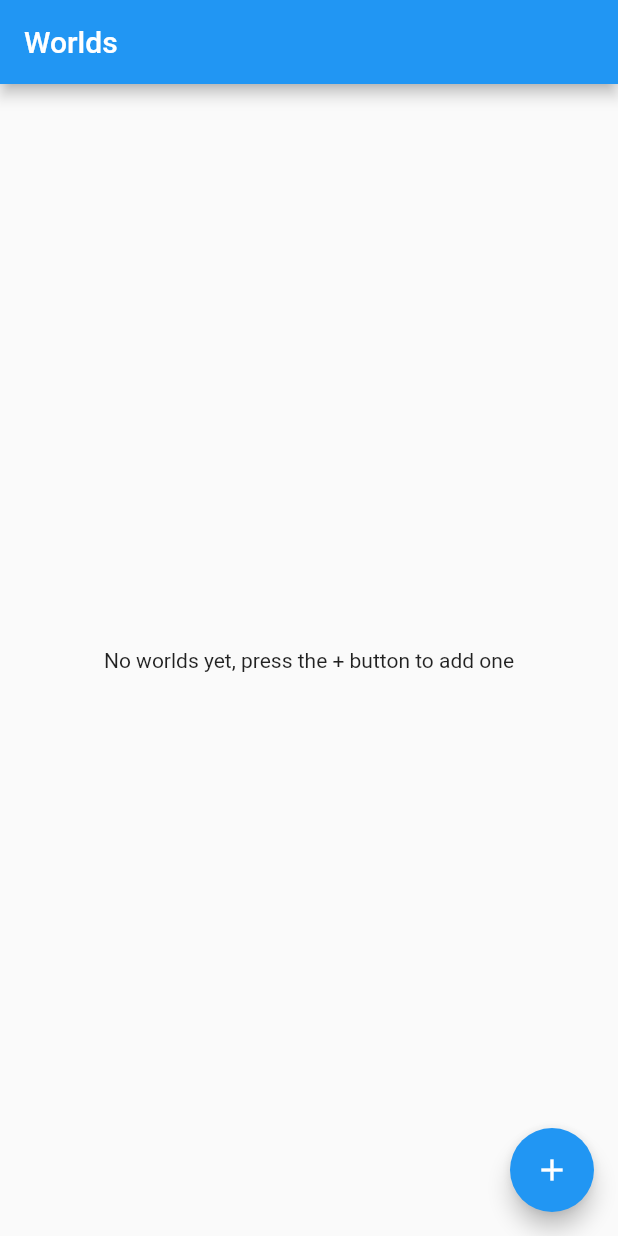
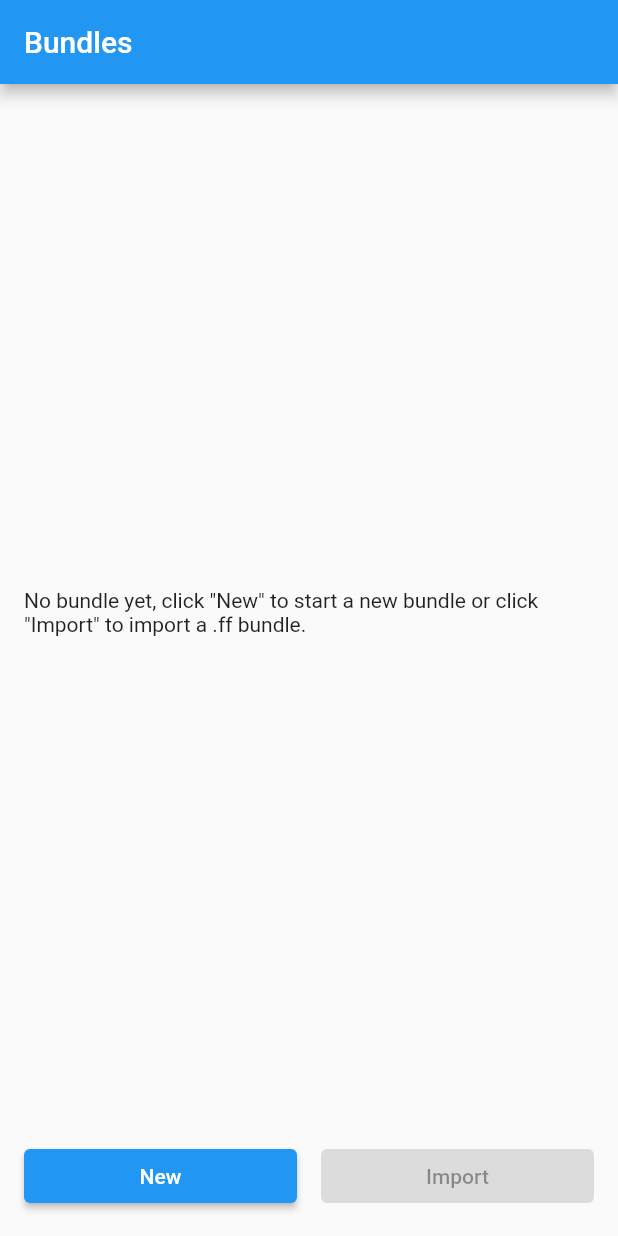
Before and after one commit to ademar111190/ff-data-manager, a Flutter app: the screen it shows after launch, on a phone screen of 412 x 824 dp. Run offline on Flutter 3.47's test engine with Material 2 defaults, Android fonts, the phone set to English and light mode, and no system bars; our stand-ins replace flutter_bloc; generated files the repository leaves out were written again.

Commit message:
Create bundle initial logic

```diff
--- a/lib/app.dart
+++ b/lib/app.dart
@@ -1,6 +1,6 @@
 import 'package:datamanager/l10n/build_context_localizations.dart';
 import 'package:datamanager/l10n/locales.dart';
-import 'package:datamanager/page/world/world_page.dart';
+import 'package:datamanager/page/bundle/bundle_page.dart';
 import 'package:flutter/material.dart';
 
 class DataManagerApp extends StatelessWidget {
@@ -17,7 +17,7 @@ class DataManagerApp extends StatelessWidget {
       theme: ThemeData(
         primarySwatch: Colors.blue,
       ),
-      home: const WorldPage(),
+      home: const BundlePage(),
     );
   }
 }
--- /dev/null
+++ b/lib/bloc/bundle/bundle_bloc.dart
@@ -0,0 +1,18 @@
+import 'package:datamanager/bloc/bundle/bundle_state.dart';
+import 'package:datamanager/data/bundle.dart';
+import 'package:flutter_bloc/flutter_bloc.dart';
+
+class BundleBloc extends Cubit<BundleState> {
+  BundleBloc() : super(BundleState.initial());
+
+  bool nameInUse(String name) => state.bundles.any((e) => e.name == name);
+
+  Future<void> createBundle(String name) async {
+    emit(state.copyWith(
+      bundles: [
+        ...state.bundles,
+        Bundle(name),
+      ],
+    ));
+  }
+}
--- /dev/null
+++ b/lib/bloc/bundle/bundle_state.dart
@@ -0,0 +1,19 @@
+import 'package:datamanager/data/bundle.dart';
+
+class BundleState {
+  final List<Bundle> bundles;
+
+  const BundleState(
+    this.bundles,
+  );
+
+  factory BundleState.initial() => const BundleState([]);
+
+  BundleState copyWith({
+    List<Bundle>? bundles,
+  }) {
+    return BundleState(
+      bundles ?? this.bundles,
+    );
+  }
+}
--- /dev/null
+++ b/lib/data/bundle.dart
@@ -0,0 +1,11 @@
+import 'package:datamanager/data/world.dart';
+
+class Bundle {
+  final String name;
+  final List<World> worlds;
+
+  const Bundle(
+    this.name, {
+    this.worlds = const [],
+  });
+}
--- a/lib/l10n/app_en.arb
+++ b/lib/l10n/app_en.arb
@@ -6,17 +6,16 @@
   "localized_text_item_dialog_text": "Text",
   "localized_text_item_dialog_action_cancel": "Cancel",
   "localized_text_item_dialog_action_confirm": "Save",
-  "home_page_title": "Fantastic Football Data Manager",
-  "home_page_counter": "{times,plural, =0{You haven't pushed the button yet} =1{You have pushed the button one time} other{You have pushed the button {times} times}",
-  "@home_page_counter": {
-    "placeholders": {
-      "times": {
-        "type": "int",
-        "example": "2"
-      }
-    }
-  },
-  "home_page_increment": "Increment",
+  "bundle_page_title": "Bundles",
+  "bundle_page_empty": "No bundle yet, click \"New\" to start a new bundle or click \"Import\" to import a .ff bundle.",
+  "bundle_page_action_new": "New",
+  "bundle_page_action_import": "Import",
+  "bundle_page_new_name_title": "Choose a name for your new bundle",
+  "bundle_creation_dialog_name_label": "Bundle name",
+  "bundle_page_new_name_error_empty": "Please enter a name",
+  "bundle_page_new_name_error_used": "This name is already used",
+  "bundle_page_new_name_action_cancel": "Cancel",
+  "bundle_page_new_name_action_continue": "Continue",
   "world_page_title": "Worlds",
   "world_page_empty": "No worlds yet, press the + button to add one",
   "world_page_limit": "Max number of worlds reached",
--- a/lib/l10n/app_pt.arb
+++ b/lib/l10n/app_pt.arb
@@ -6,17 +6,16 @@
   "localized_text_item_dialog_text": "Texto",
   "localized_text_item_dialog_action_cancel": "Cancelar",
   "localized_text_item_dialog_action_confirm": "Salvar",
-  "home_page_title": "Gerenciador de dados do Futebol Fantástico",
-  "home_page_counter": "{times,plural, =0{Você não pressionou o botão ainda} =1{Você pressionou o botão uma vez} other{Você pressionou o botão {times} vezes}",
-  "@home_page_counter": {
-    "placeholders": {
-      "times": {
-        "type": "int",
-        "example": "2"
-      }
-    }
-  },
-  "home_page_increment": "Incrementar",
+  "bundle_page_title": "Pacotes",
+  "bundle_page_empty": "Nenhum pacote ainda, toque em \"Novo\" para criar um novo pacote ou em \"Importar\" para importar um pacote em formato .ff.",
+  "bundle_page_action_new": "Novo",
+  "bundle_page_action_import": "Importar",
+  "bundle_page_new_name_title": "Escolha um novo nome para o pacote",
+  "bundle_creation_dialog_name_label": "Nome do pacote",
+  "bundle_page_new_name_error_empty": "Por favor, escolha um nome para o pacote",
+  "bundle_page_new_name_error_used": "Este nome já está em uso",
+  "bundle_page_new_name_action_cancel": "Cancelar",
+  "bundle_page_new_name_action_continue": "Continuar",
   "world_page_title": "Mundos",
   "world_page_empty": "Não há mundos ainda, precione o botão + para adicionar um",
   "world_page_limit": "Numero máximo de mundos atingido",
--- a/lib/main.dart
+++ b/lib/main.dart
@@ -1,5 +1,5 @@
 import 'package:datamanager/app.dart';
-import 'package:datamanager/bloc/counter_bloc.dart';
+import 'package:datamanager/bloc/bundle/bundle_bloc.dart';
 import 'package:datamanager/bloc/world/world_bloc.dart';
 import 'package:flutter/material.dart';
 import 'package:flutter_bloc/flutter_bloc.dart';
@@ -7,8 +7,8 @@ import 'package:flutter_bloc/flutter_bloc.dart';
 void main() {
   runApp(MultiBlocProvider(
     providers: [
-      BlocProvider<CounterBloc>(
-        create: (context) => CounterBloc(),
+      BlocProvider<BundleBloc>(
+        create: (context) => BundleBloc(),
       ),
       BlocProvider<WorldBloc>(
         create: (context) => WorldBloc(),
--- /dev/null
+++ b/lib/page/bundle/bundle_bottom_navigation.dart
@@ -0,0 +1,53 @@
+import 'package:datamanager/bloc/bundle/bundle_bloc.dart';
+import 'package:datamanager/l10n/build_context_localizations.dart';
+import 'package:datamanager/page/bundle/bundle_creation_dialog.dart';
+import 'package:datamanager/page/world/world_page.dart';
+import 'package:flutter/material.dart';
+import 'package:flutter_bloc/flutter_bloc.dart';
+
+class BundleBottomNavigation extends StatelessWidget {
+  const BundleBottomNavigation({
+    Key? key,
+  }) : super(key: key);
+
+  @override
+  Widget build(BuildContext context) {
+    final texts = context.texts();
+    final navigator = Navigator.of(context);
+    final bundleBloc = context.read<BundleBloc>();
+
+    return Row(
+      children: [
+        Expanded(
+          child: Padding(
+            padding: const EdgeInsets.fromLTRB(16, 0, 8, 16),
+            child: ElevatedButton(
+              onPressed: () async {
+                final name = await showDialog(
+                  context: context,
+                  builder: (context) => const BundleCreationDialog(),
+                );
+                if (name != null) {
+                  await bundleBloc.createBundle(name);
+                  navigator.push(MaterialPageRoute(
+                    builder: (context) => const WorldPage(),
+                  ));
+                }
+              },
+              child: Text(texts.bundle_page_action_new),
+            ),
+          ),
+        ),
+        Expanded(
+          child: Padding(
+            padding: const EdgeInsets.fromLTRB(8, 0, 16, 16),
+            child: ElevatedButton(
+              onPressed: null,
+              child: Text(texts.bundle_page_action_import),
+            ),
+          ),
+        ),
+      ],
+    );
+  }
+}
--- /dev/null
+++ b/lib/page/bundle/bundle_page.dart
@@ -0,0 +1,41 @@
+import 'package:datamanager/bloc/bundle/bundle_bloc.dart';
+import 'package:datamanager/bloc/bundle/bundle_state.dart';
+import 'package:datamanager/l10n/build_context_localizations.dart';
+import 'package:datamanager/page/bundle/bundle_bottom_navigation.dart';
+import 'package:datamanager/page/bundle/bundle_place_holder.dart';
+import 'package:flutter/material.dart';
+import 'package:flutter_bloc/flutter_bloc.dart';
+
+class BundlePage extends StatelessWidget {
+  const BundlePage({
+    Key? key,
+  }) : super(key: key);
+
+  @override
+  Widget build(BuildContext context) {
+    final texts = context.texts();
+
+    return Scaffold(
+      appBar: AppBar(
+        title: Text(texts.bundle_page_title),
+      ),
+      body: Center(
+        child: Column(
+          mainAxisAlignment: MainAxisAlignment.center,
+          children: [
+            BlocBuilder<BundleBloc, BundleState>(
+              builder: (context, state) {
+                if (state.bundles.isEmpty) {
+                  return const BundlePlaceHolder();
+                } else {
+                  return const CircularProgressIndicator();
+                }
+              },
+            ),
+          ],
+        ),
+      ),
+      bottomNavigationBar: const BundleBottomNavigation(),
+    );
+  }
+}
--- /dev/null
+++ b/lib/page/bundle/bundle_place_holder.dart
@@ -0,0 +1,19 @@
+import 'package:datamanager/l10n/build_context_localizations.dart';
+import 'package:flutter/material.dart';
+
+class BundlePlaceHolder extends StatelessWidget {
+  const BundlePlaceHolder({
+    Key? key,
+  }) : super(key: key);
+
+  @override
+  Widget build(BuildContext context) {
+    final texts = context.texts();
+    return Center(
+      child: Padding(
+        padding: const EdgeInsets.all(16),
+        child: Text(texts.bundle_page_empty),
+      ),
+    );
+  }
+}
```
Also changed, not shown: lib/bloc/counter_bloc.dart (deleted, +0 -10 lines), lib/bloc/counter_state.dart (deleted, +0 -19 lines), lib/page/bundle/bundle_creation_dialog.dart (added, +60 -0 lines), lib/page/home_page.dart (deleted, +0 -41 lines), 1 other file.
